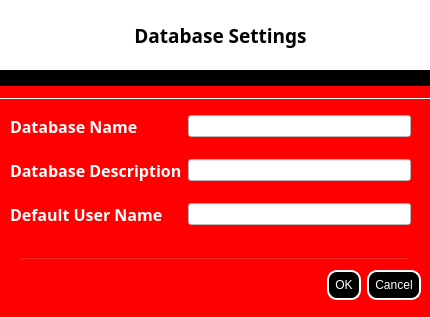
Qt form databasesettingsform.ui (DensonNgumo/Vault) before a commit.
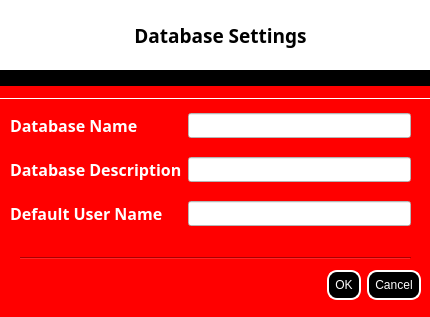
The same form after that commit. Icons and pictures are not drawn.

```diff
--- a/databasesettingsform.ui
+++ b/databasesettingsform.ui
@@ -173,6 +173,7 @@
      <widget class="QLineEdit" name="lineEdit_dbName">
       <property name="font">
        <font>
+        <family>Candida BT</family>
         <pointsize>9</pointsize>
         <weight>75</weight>
         <bold>true</bold>
@@ -209,7 +210,7 @@
      <widget class="QLineEdit" name="lineEdit_description">
       <property name="font">
        <font>
-        <family>MS Shell Dlg 2</family>
+        <family>Candida BT</family>
         <pointsize>9</pointsize>
         <weight>75</weight>
         <bold>true</bold>
@@ -243,7 +244,7 @@
      <widget class="QLineEdit" name="lineEdit_userName">
       <property name="font">
        <font>
-        <family>MS Shell Dlg 2</family>
+        <family>Candida BT</family>
         <pointsize>9</pointsize>
         <weight>75</weight>
         <bold>true</bold>
```
Left out of the diff: 4 changed lines with no effect on the pictures.
